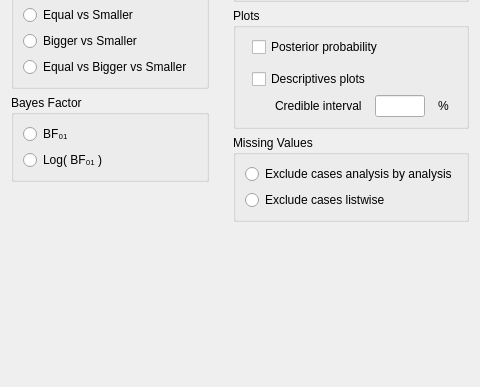
Before: the Qt Designer form JASP-Desktop/analysisforms/Bain/bainttestbayesianpairedsamplesform.ui in koenderks/Jasp-desktop, drawn with Qt 5; both pictures show x 0 to 480 and y 314 to 701 of the 594 by 701 pixel window.
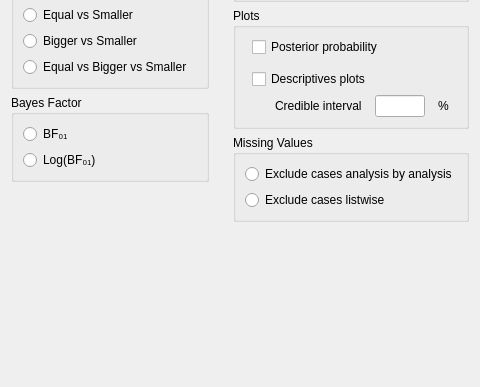
After: the same form once the commit is applied. Custom widgets are drawn as their Qt base class.

Patch:
```diff
--- a/JASP-Desktop/analysisforms/Bain/bainttestbayesianpairedsamplesform.ui
+++ b/JASP-Desktop/analysisforms/Bain/bainttestbayesianpairedsamplesform.ui
@@ -194,7 +194,7 @@
                </sizepolicy>
               </property>
               <property name="text">
-               <string>Log( BF₀₁ )</string>
+               <string>Log(BF₀₁)</string>
               </property>
              </widget>
             </item>
```
